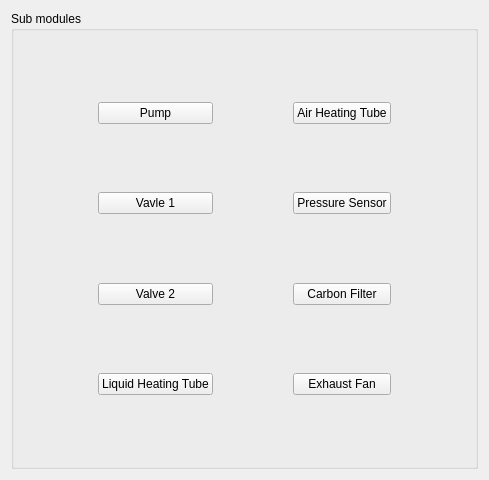
Liyezhong/Master, file ServiceSW/Master/Components/SystemTracking/Forms/LaSystem.ui: the form before one commit.
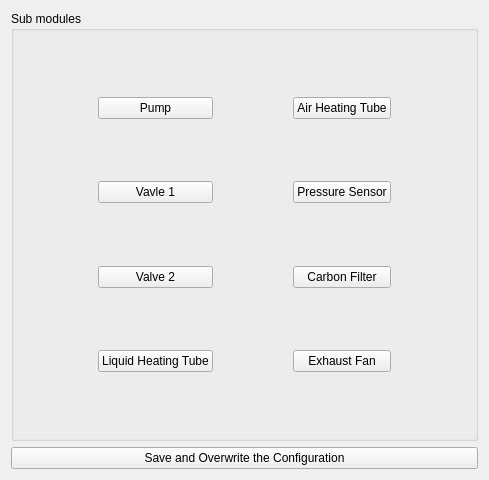
The form after the commit.

The edit to the form file:
```diff
--- a/ServiceSW/Master/Components/SystemTracking/Forms/LaSystem.ui
+++ b/ServiceSW/Master/Components/SystemTracking/Forms/LaSystem.ui
@@ -183,6 +183,13 @@
      </layout>
     </widget>
    </item>
+   <item row="1" column="0">
+    <widget class="QPushButton" name="finalizeConfigBtn">
+     <property name="text">
+      <string>Save and Overwrite the Configuration</string>
+     </property>
+    </widget>
+   </item>
   </layout>
  </widget>
  <resources/>
```
Left out of the diff: 164 changed lines with no effect on the pictures.
